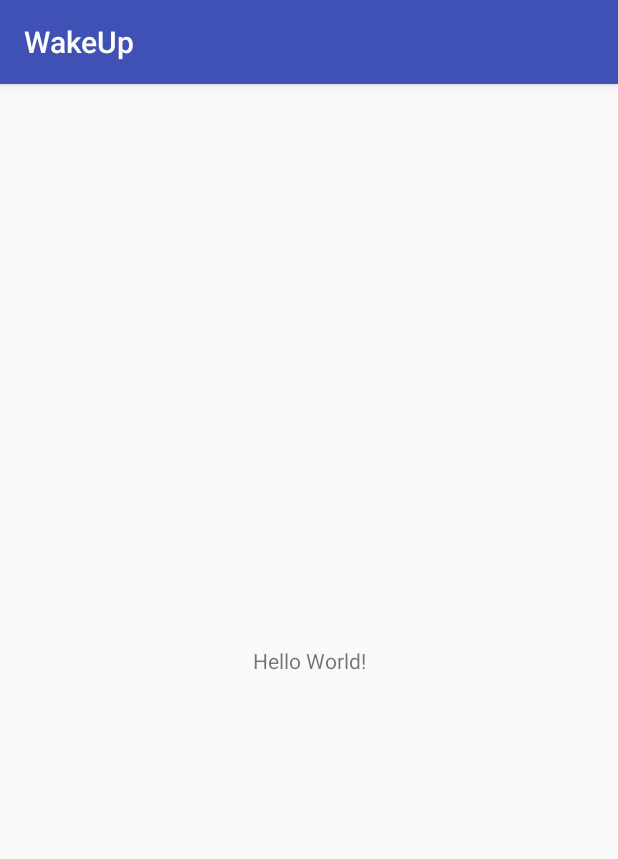
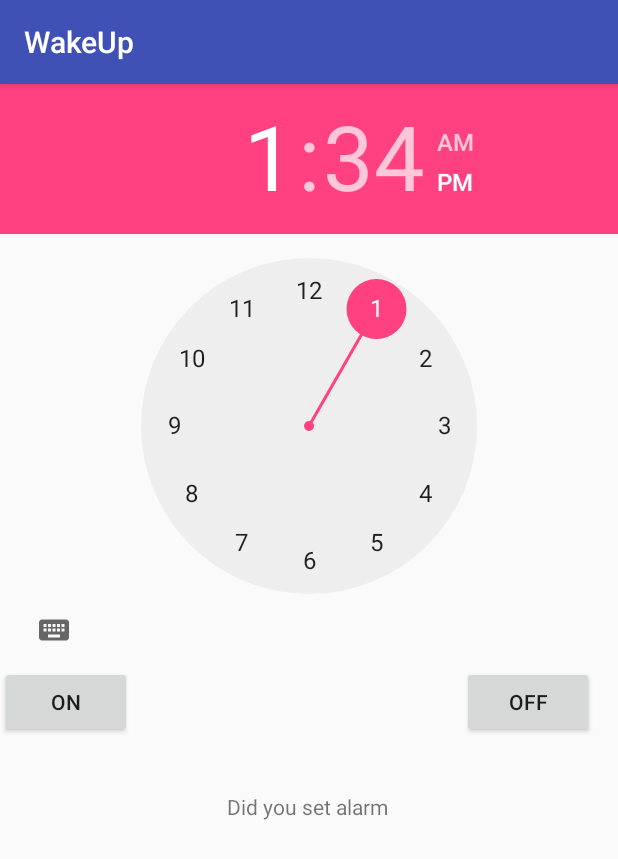
Before and after one commit to dlobato85/WakeUp, an Android app: the screen it shows after launch (MainActivity), on a phone screen of 412 x 824 dp. Shown: the top 859 px of the screen. Run offline under Robolectric (Android 15) with nearby library versions, the phone set to English and light mode, and no system bars.

Commit message:
Beginning of WakeUp project

```diff
--- a/app/build.gradle
+++ b/app/build.gradle
@@ -5,7 +5,7 @@ android {
     buildToolsVersion '25.0.2'
     defaultConfig {
         applicationId "com.dustin_domas_assignment.wakeup"
-        minSdkVersion 19
+        minSdkVersion 23
         targetSdkVersion 25
         buildToolsVersion = "25"
         versionCode 1
@@ -21,7 +21,7 @@ android {
 }
 
 dependencies {
-    compile fileTree(dir: 'libs', include: ['*.jar'])
+    compile fileTree(include: ['*.jar'], dir: 'libs')
     androidTestCompile('com.android.support.test.espresso:espresso-core:2.2.2', {
         exclude group: 'com.android.support', module: 'support-annotations'
     })
--- a/app/src/main/AndroidManifest.xml
+++ b/app/src/main/AndroidManifest.xml
@@ -9,6 +9,9 @@
         android:roundIcon="@mipmap/ic_launcher_round"
         android:supportsRtl="true"
         android:theme="@style/AppTheme">
+
+        <receiver android:name=".Alarm_Receiver" />
+
         <activity android:name=".MainActivity">
             <intent-filter>
                 <action android:name="android.intent.action.MAIN" />
--- a/app/src/main/java/com/dustin_domas_assignment/wakeup/MainActivity.java
+++ b/app/src/main/java/com/dustin_domas_assignment/wakeup/MainActivity.java
@@ -1,13 +1,147 @@
 package com.dustin_domas_assignment.wakeup;
 
+import android.app.AlarmManager;
+import android.app.PendingIntent;
+import android.content.Context;
+import android.content.Intent;
 import android.support.v7.app.AppCompatActivity;
 import android.os.Bundle;
+import android.view.View;
+import android.widget.Button;
+import android.widget.TextView;
+import android.widget.TimePicker;
+
+import java.util.Calendar;
 
 public class MainActivity extends AppCompatActivity {
+
+
+    AlarmManager alar_manager;
+    TimePicker alarm_timepicker;
+    TextView update_textview;
+
+    Context context;
+
+    PendingIntent pendingIntent;
+
+
 
     @Override
     protected void onCreate(Bundle savedInstanceState) {
         super.onCreate(savedInstanceState);
         setContentView(R.layout.activity_main);
+
+
+        this.context = this;
+
+
+        //initialize timepicker
+        alarm_timepicker = (TimePicker) findViewById(R.id.timePicker);
+
+        //initialize alarm manager
+        alar_manager = (AlarmManager) getSystemService(ALARM_SERVICE);
+
+        //initialize textview for alarm updates
+        update_textview = (TextView) findViewById(R.id.update_textview);
+
+        //Create and isntance of calender
+        final Calendar calendar = Calendar.getInstance();
+
+
+        //Create  an intent to the Alarm_Receiveer
+        final Intent intent = new Intent(this.context, Alarm_Receiver.class);
+
+
+
+
+
+
+
+        //create onClickListeners for buttons
+
+        Button start_b = (Button) findViewById(R.id.start_button);
+        start_b.setOnClickListener(new View.OnClickListener() {
+            @Override
+            public void onClick(View view) {
+
+                //setting calender to the hour and minute
+                calendar.set(Calendar.HOUR_OF_DAY, alarm_timepicker.getHour());
+                calendar.set(Calendar.MINUTE, alarm_timepicker.getMinute());
+
+
+                // get the int of time
+                int h = alarm_timepicker.getHour();
+                int m = alarm_timepicker.getMinute();
+
+
+
+                //converting to String
+
+                String hour = String.valueOf(h);
+                String minute = String.valueOf(m);
+
+
+
+                //set pm
+                if (h > 12) {
+                    hour = String.valueOf(h - 12);
+                }//end of if
+
+                if (m < 10) {
+                    minute = "0" + String.valueOf(minute);
+                }//end of
+
+
+                //will update textview
+                set_alarm_text("Alarm was set to " +hour + " : " +minute );
+
+
+            //Create pending intent
+                pendingIntent = PendingIntent.getBroadcast(MainActivity.this, 0,
+                      intent, PendingIntent.FLAG_UPDATE_CURRENT );
+
+
+                //set the alarm manager
+                alar_manager.set(AlarmManager.RTC_WAKEUP,
+                        calendar.getTimeInMillis(), pendingIntent);
+
+
+            }
+        });// end of start_b Listener
+
+
+        Button stop_b = (Button) findViewById(R.id.stop_button);
+        stop_b.setOnClickListener(new View.OnClickListener() {
+            @Override
+            public void onClick(View view) {
+
+
+
+                //will update textview
+                set_alarm_text("AAAALARM IS OFFF!!!!");
+
+
+                //will cancel the alarm
+                alar_manager.cancel(pendingIntent);
+
+
+/*************************************************************************/
+                //STOPPED ON VIDEO PART5
+                //ANNA XU channel Youtube
+
+            }
+        }); // end of stop_b
+
+
+
+
+
+
+    }//end of onCreate
+
+    private void set_alarm_text(String s) {
+
+        update_textview.setText(s);
+
     }
 }
--- a/app/src/main/res/layout/activity_main.xml
+++ b/app/src/main/res/layout/activity_main.xml
@@ -1,18 +1,49 @@
 <?xml version="1.0" encoding="utf-8"?>
-<android.support.constraint.ConstraintLayout xmlns:android="http://schemas.android.com/apk/res/android"
+<RelativeLayout xmlns:android="http://schemas.android.com/apk/res/android"
     xmlns:app="http://schemas.android.com/apk/res-auto"
     xmlns:tools="http://schemas.android.com/tools"
     android:layout_width="match_parent"
     android:layout_height="match_parent"
     tools:context="com.dustin_domas_assignment.wakeup.MainActivity">
 
-    <TextView
+    <TimePicker
+        android:id="@+id/timePicker"
         android:layout_width="wrap_content"
         android:layout_height="wrap_content"
-        android:text="Hello World!"
-        app:layout_constraintBottom_toBottomOf="parent"
-        app:layout_constraintLeft_toLeftOf="parent"
-        app:layout_constraintRight_toRightOf="parent"
-        app:layout_constraintTop_toTopOf="parent" />
+        tools:layout_editor_absoluteX="0dp"
+        tools:layout_editor_absoluteY="4dp" />
 
-</android.support.constraint.ConstraintLayout>
+    <Button
+        android:id="@+id/start_button"
+        android:layout_width="wrap_content"
+        android:layout_height="wrap_content"
+        android:text="ON"
+        tools:layout_editor_absoluteX="16dp"
+        tools:layout_editor_absoluteY="380dp"
+        android:layout_below="@+id/timePicker"
+        android:layout_alignParentStart="true" />
+
+    <Button
+        android:id="@+id/stop_button"
+        android:layout_width="wrap_content"
+        android:layout_height="wrap_content"
+        android:text="OFF"
+        tools:layout_editor_absoluteX="294dp"
+        tools:layout_editor_absoluteY="380dp"
+        android:layout_alignBaseline="@+id/start_button"
+        android:layout_alignBottom="@+id/start_button"
+        android:layout_alignParentEnd="true"
+        android:layout_marginEnd="16dp" />
+
+    <TextView
+        android:id="@+id/update_textview"
+        android:layout_width="wrap_content"
+        android:layout_height="wrap_content"
+        android:layout_marginTop="36dp"
+        android:text="Did you set alarm "
+        android:textAlignment="center"
+        android:layout_below="@+id/stop_button"
+        android:layout_alignParentStart="true"
+        android:layout_alignParentEnd="true" />
+
+</RelativeLayout>
```
Also changed, not shown: app/src/main/java/com/dustin_domas_assignment/wakeup/Alarm_Receiver.java (added, +22 -0 lines).
